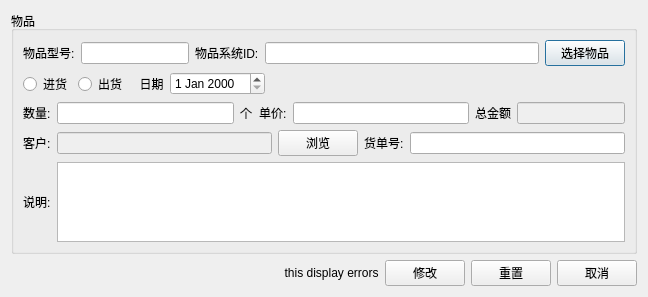
Above: python_study/src/ims/ui/DlgRecordModify.ui from jiang520/goodstart before the change. Below: the same form after it.
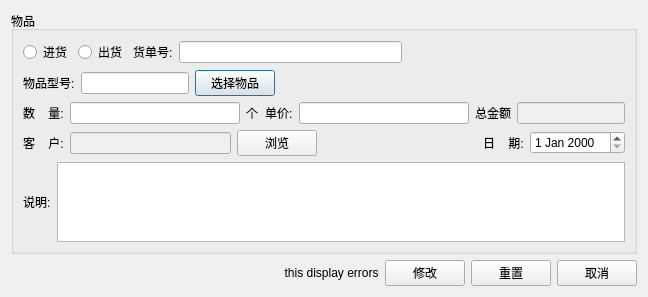
That is the form after the change.

Commit message: [chg]将物品信息添加,修改放到单独的窗口 [chg]增加了出入库的查询条件

The edit to the form file:
```diff
--- a/python_study/src/ims/ui/DlgRecordModify.ui
+++ b/python_study/src/ims/ui/DlgRecordModify.ui
@@ -20,47 +20,6 @@
       <string>物品</string>
      </property>
      <layout class="QVBoxLayout" name="verticalLayout">
-      <item>
-       <layout class="QHBoxLayout" name="horizontalLayout_8">
-        <item>
-         <widget class="QLabel" name="label_6">
-          <property name="text">
-           <string>物品型号:</string>
-          </property>
-         </widget>
-        </item>
-        <item>
-         <widget class="QLineEdit" name="lineEdit_articlename">
-          <property name="sizePolicy">
-           <sizepolicy hsizetype="Preferred" vsizetype="Fixed">
-            <horstretch>0</horstretch>
-            <verstretch>0</verstretch>
-           </sizepolicy>
-          </property>
-         </widget>
-        </item>
-        <item>
-         <widget class="QLabel" name="label_8">
-          <property name="text">
-           <string>物品系统ID:</string>
-          </property>
-         </widget>
-        </item>
-        <item>
-         <widget class="QLineEdit" name="lineEdit_articleid"/>
-        </item>
-        <item>
-         <widget class="QPushButton" name="pushButton_new">
-          <property name="text">
-           <string>选择物品</string>
-          </property>
-          <property name="flat">
-           <bool>false</bool>
-          </property>
-         </widget>
-        </item>
-       </layout>
-      </item>
       <item>
        <layout class="QHBoxLayout" name="horizontalLayout_3">
         <item>
@@ -78,14 +37,14 @@
          </widget>
         </item>
         <item>
-         <widget class="QLabel" name="label_4">
+         <widget class="QLabel" name="label_5">
           <property name="text">
-           <string>  日期</string>
+           <string>货单号:</string>
           </property>
          </widget>
         </item>
         <item>
-         <widget class="QDateEdit" name="dateEdit"/>
+         <widget class="QLineEdit" name="lineEdit_number"/>
         </item>
         <item>
          <spacer name="horizontalSpacer_3">
@@ -102,12 +61,56 @@
         </item>
        </layout>
       </item>
+      <item>
+       <layout class="QHBoxLayout" name="horizontalLayout_8">
+        <item>
+         <widget class="QLabel" name="label_6">
+          <property name="text">
+           <string>物品型号:</string>
+          </property>
+         </widget>
+        </item>
+        <item>
+         <widget class="QLineEdit" name="lineEdit_articlename">
+          <property name="sizePolicy">
+           <sizepolicy hsizetype="Preferred" vsizetype="Fixed">
+            <horstretch>0</horstretch>
+            <verstretch>0</verstretch>
+           </sizepolicy>
+          </property>
+         </widget>
+        </item>
+        <item>
+         <widget class="QPushButton" name="pushButton_new">
+          <property name="text">
+           <string>选择物品</string>
+          </property>
+          <property name="flat">
+           <bool>false</bool>
+          </property>
+         </widget>
+        </item>
+        <item>
+         <spacer name="horizontalSpacer_2">
+          <property name="orientation">
+           <enum>Qt::Horizontal</enum>
+          </property>
+          <property name="sizeHint" stdset="0">
+           <size>
+            <width>40</width>
+            <height>20</height>
+           </size>
+          </property>
+         </spacer>
+        </item>
+       </layout>
+      </item>
       <item>
        <layout class="QHBoxLayout" name="horizontalLayout_2">
         <item>
          <widget class="QLabel" name="label">
           <property name="text">
-           <string>数量:</string>
+           <string>数    量:</string>
           </property>
          </widget>
         </item>
@@ -164,7 +167,7 @@
         <item>
          <widget class="QLabel" name="label_9">
           <property name="text">
-           <string>客户:</string>
+           <string>客    户:</string>
           </property>
          </widget>
         </item>
@@ -186,14 +189,27 @@
          </widget>
         </item>
         <item>
-         <widget class="QLabel" name="label_5">
+         <spacer name="horizontalSpacer_4">
+          <property name="orientation">
+           <enum>Qt::Horizontal</enum>
+          </property>
+          <property name="sizeHint" stdset="0">
+           <size>
+            <width>40</width>
+            <height>20</height>
+           </size>
+          </property>
+         </spacer>
+        </item>
+        <item>
+         <widget class="QLabel" name="label_4">
           <property name="text">
-           <string>货单号:</string>
+           <string>日    期:</string>
           </property>
          </widget>
         </item>
         <item>
-         <widget class="QLineEdit" name="lineEdit_number"/>
+         <widget class="QDateEdit" name="dateEdit"/>
         </item>
        </layout>
       </item>
```
The commit also changes 25 other files.
